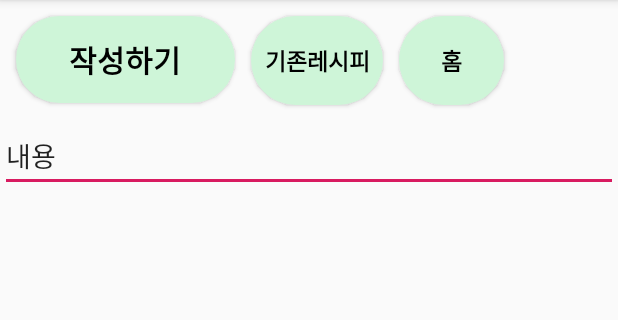
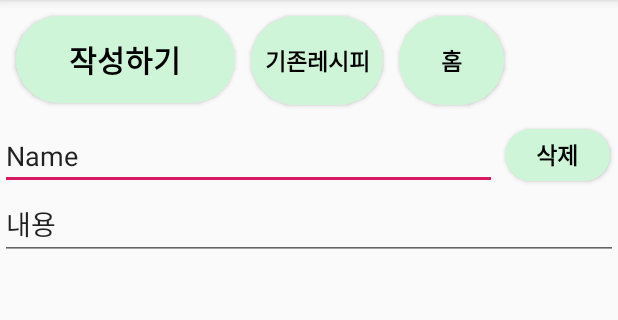
Before and after one commit to jongwook100/newProject, an Android app: the MyRecipeDemo screen opened directly, with no data from a screen before it, on a phone screen of 412 x 824 dp, the part 84-404 px from its top. Run offline under Robolectric (Android 15) with nearby library versions, the phone set to English and light mode, and no system bars.

Commit message:
MyRecipe, recipe UI add

```diff
--- a/app/src/main/java/org/techtown/newproject/MyRecipeDemo.java
+++ b/app/src/main/java/org/techtown/newproject/MyRecipeDemo.java
@@ -43,9 +43,9 @@ public class MyRecipeDemo extends AppCompatActivity {
             }
         });
 
-        /*원하는 요리법 삭제
-        editText2 = (EditText) findViewById(R.id.editText6);
-        Button please = (Button)findViewById(R.id.button13);
+        //원하는 요리법 삭제
+        editText2 = (EditText) findViewById(R.id.deleteeditText);
+        Button please = (Button)findViewById(R.id.deletebutton2);
 
         please.setOnClickListener(
                 new Button.OnClickListener(){
@@ -54,7 +54,7 @@ public class MyRecipeDemo extends AppCompatActivity {
                         bt.remove(Integer.parseInt(editText2.getText().toString())-1);
                     }
                 }
-        );*/
+        );
 
         //기존 레시피로 가는 코드
         Button rbutton =findViewById(R.id.jumprecipe);
--- a/app/src/main/res/layout/activity_my_recipe_demo.xml
+++ b/app/src/main/res/layout/activity_my_recipe_demo.xml
@@ -61,6 +61,36 @@
                 android:textColor="#000"
                 android:textSize="15dp"
                 android:textStyle="bold"/>
+
+        </LinearLayout>
+
+
+        <LinearLayout
+            android:layout_width="match_parent"
+            android:layout_height="match_parent"
+            android:orientation="horizontal">
+
+            <EditText
+                android:id="@+id/deleteeditText"
+                android:layout_width="wrap_content"
+                android:layout_height="wrap_content"
+                android:layout_weight="1"
+                android:ems="10"
+                android:inputType="textPersonName"
+                android:text="Name" />
+
+            <Button
+                android:id="@+id/deletebutton2"
+                android:layout_width="70dp"
+                android:layout_height="match_parent"
+                android:layout_margin="5dp"
+                android:layout_marginLeft="250dp"
+                android:background="@drawable/btn_whitegreen"
+                android:text="삭제"
+                android:textColor="#000"
+                android:textSize="15dp"
+                android:textStyle="bold" />
+
         </LinearLayout>
 
         <EditText
@@ -70,6 +100,5 @@
             android:ems="10"
             android:inputType="textPersonName"
             android:text="내용" />
-
     </LinearLayout>
 </androidx.constraintlayout.widget.ConstraintLayout>
```
Also changed, not shown: app/src/main/AndroidManifest.xml (+0 -8 lines), app/src/main/java/org/techtown/newproject/FoodListAdapter.java (+31 -42 lines), app/src/main/res/layout/item_recipe.xml (+16 -26 lines).
